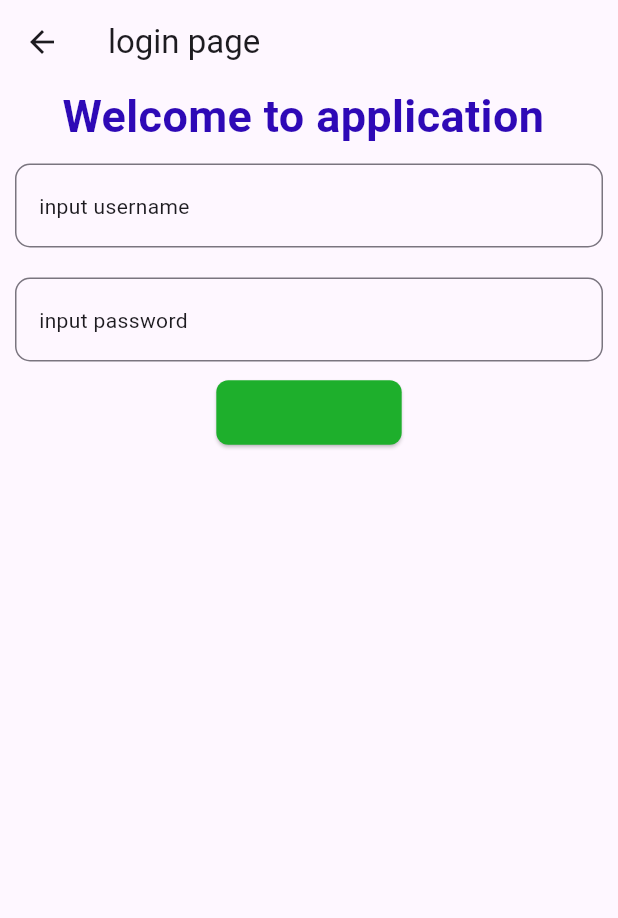
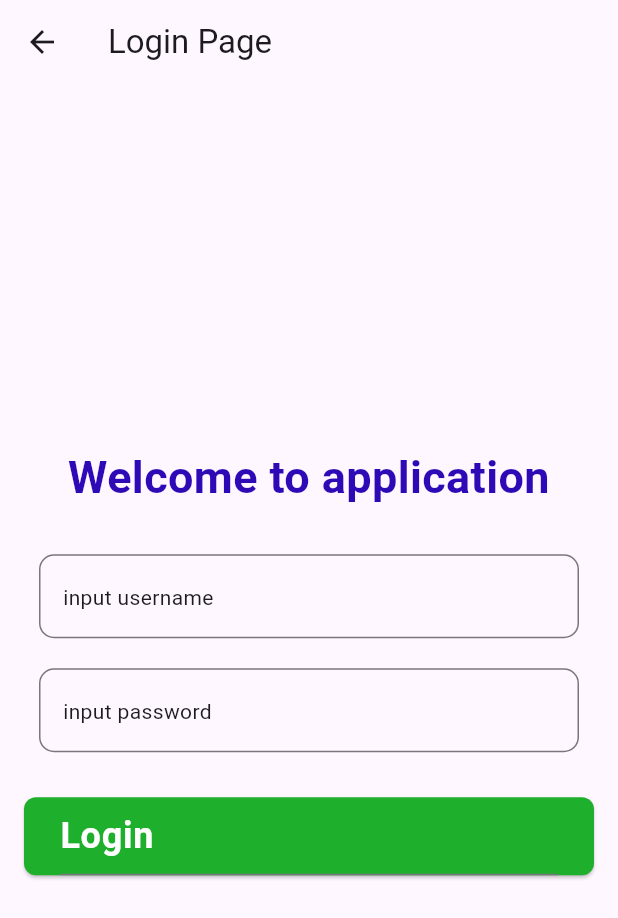
Before and after one commit to kiee32/Kalkulator, a Flutter app: the LoginPage screen opened directly, on a phone screen of 412 x 824 dp. Shown: the top 918 px of the screen. Run offline on Flutter 3.47's test engine with Material 3 defaults, Android fonts, the phone set to English and light mode, and no system bars.

Commit message:
menambahkan custom text

```diff
--- a/lib/login_page.dart
+++ b/lib/login_page.dart
@@ -1,4 +1,5 @@
 import 'package:flutter/material.dart';
+import 'package:project_satu/components/custom_text.dart';
 import 'components/custom_textfield.dart';
 import 'components/custom_button.dart';
 
@@ -10,46 +11,15 @@ class LoginPage extends StatefulWidget {
 }
 
 class _LoginPageState extends State<LoginPage> {
-  TextEditingController txtUsername = TextEditingController();
-  TextEditingController txtPassword = TextEditingController();
+  final TextEditingController txtUsername = TextEditingController();
+  final TextEditingController txtPassword = TextEditingController();
   String statusLogin = "";
 
-  @override
-  Widget build(BuildContext context) {
-    return Scaffold(
-      appBar: AppBar(title: Text("login page")),
-      body: Column(
-        children: [
-          Text(
-            "Welcome to application " + statusLogin,
-            style: TextStyle(
-              fontSize: 30,
-              color: const Color.fromARGB(255, 46, 9, 182),
-              fontWeight: FontWeight.bold,
-            ),
-          ),
-          Container(
-            margin: EdgeInsets.all(10),
-            child: CustomTextField(
-             hint: "input username",
-             textController: txtUsername,
-            ),
-          ),
-          Container(
-            margin: EdgeInsets.all(10),
-            child: CustomTextField(
-            hint: "input password",
-            textController: txtPassword,
-            ),
-          ),
+  void _handleLogin() {
+    final username = txtUsername.text.trim();
+    final password = txtPassword.text.trim();
 
-          CustomButton(
-            backgroundColor: const Color.fromARGB(255, 30, 175, 44),
-            foregroundColor: Colors.white,
-            onPressed: () {
     setState(() {
-                String username = txtUsername.text.toString();
-                String password = txtPassword.text.toString();
       if (username == "admin" && password == "admin") {
         statusLogin = "admin";
         print("sukses login");
@@ -58,18 +28,63 @@ class _LoginPageState extends State<LoginPage> {
         print("gagal login");
       }
     });
-            },
-            child: Text(
-              "Login",
-              style: TextStyle(
+  }
+
+  @override
+  void dispose() {
+    txtUsername.dispose();
+    txtPassword.dispose();
+    super.dispose();
+  }
+
+  @override
+  Widget build(BuildContext context) {
+    return Scaffold(
+      appBar: AppBar(title: const Text("Login Page")),
+      body: Padding(
+        padding: const EdgeInsets.all(16),
+        child: Column(
+          mainAxisAlignment: MainAxisAlignment.center,
+          children: [
+            Text(
+              "Welcome to application ${statusLogin.isEmpty ? "" : statusLogin}",
+              textAlign: TextAlign.center,
+              style: const TextStyle(
                 fontSize: 30,
-                color: const Color.fromARGB(255, 30, 175, 44),
+                color: Color.fromARGB(255, 46, 9, 182),
                 fontWeight: FontWeight.bold,
               ),
+            ),
+            const SizedBox(height: 20),
+            Container(
+              margin: const EdgeInsets.all(10),
+              child: CustomTextField(
+                hint: "input username",
+                textController: txtUsername,
+              ),
+            ),
+            Container(
+              margin: const EdgeInsets.all(10),
+              child: CustomTextField(
+                hint: "input password",
+                textController: txtPassword,
+              ),
+            ),
+            const SizedBox(height: 20),
+            CustomButton(
+              backgroundColor: const Color.fromARGB(255, 30, 175, 44),
+              foregroundColor: Colors.white,
+              onPressed: _handleLogin,
+              child: CustomText(
+                textController: TextEditingController(text: "Login"),
+                fontSize: 24,
+                textColor: Colors.white,
+                fontWeight: FontWeight.bold,
               ),
             ),
           ],
         ),
+      ),
     );
   }
 }
```
Lines whose indentation alone changed are shown as unchanged.
